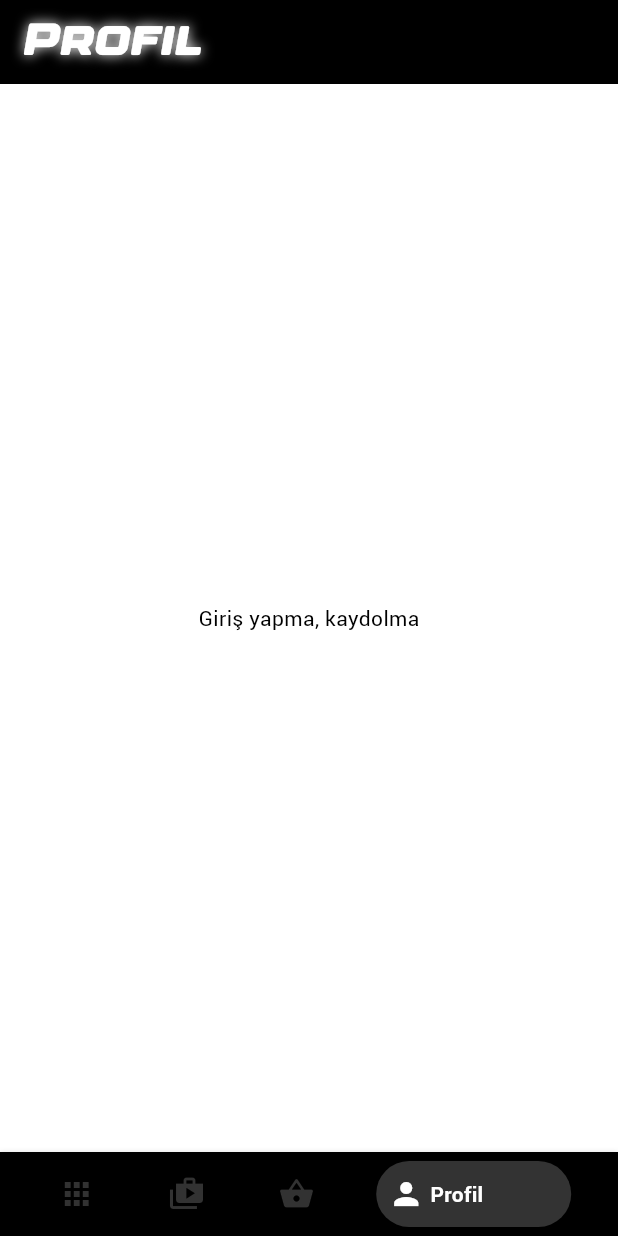
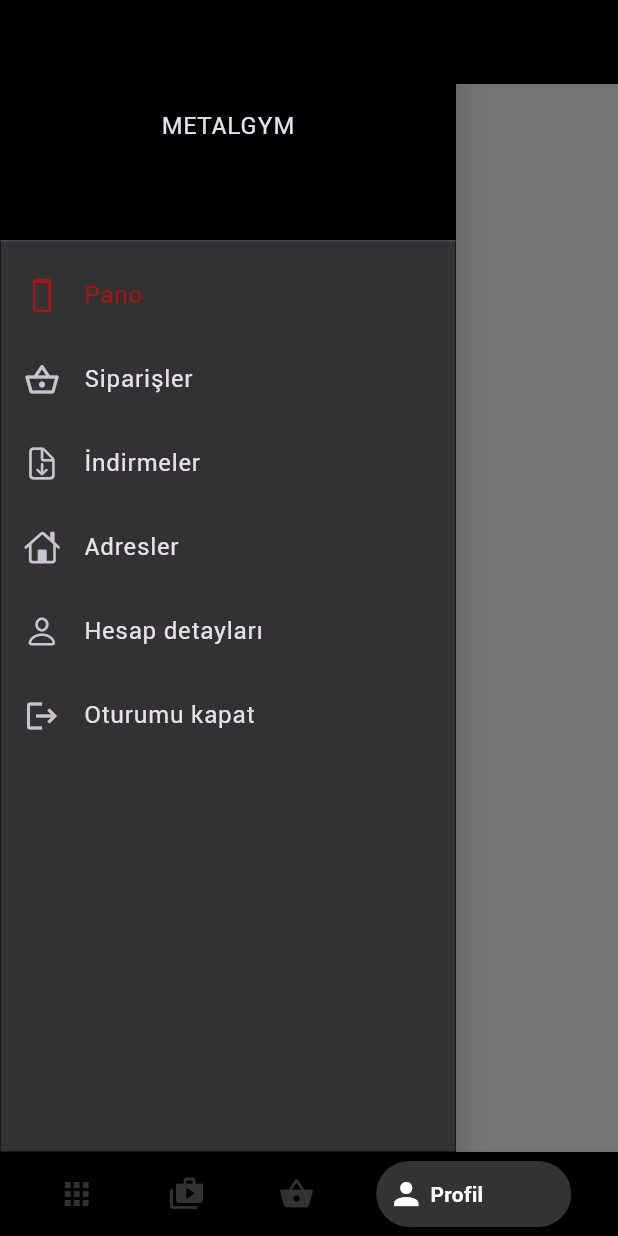
Before and after one commit to baturalpkahveci/flutter-metal-gym, a Flutter app: the screen it shows after launch, item 4 of the bottom bar chosen, with the side drawer open (before the commit the screen has no drawer), on a phone screen of 412 x 824 dp. Run offline on Flutter 3.47's test engine with Material 3 defaults, Android fonts, the phone set to English and light mode, and no system bars; drawn by our look-alikes of bottom_navy_bar; our stand-ins replace flutter_dotenv, flutter_login; network calls fail.

Commit message:
Profile Changes
Login page widget and profile page widget is implemented further. There is no ui navigation or functions yet.

```diff
--- a/lib/main.dart
+++ b/lib/main.dart
@@ -8,7 +8,6 @@ import 'package:flutter_dotenv/flutter_dotenv.dart';
 Future<void> main() async{
   WidgetsFlutterBinding.ensureInitialized(); // Ensure Flutter bindings are initialized
   await dotenv.load(fileName: ".env"); // Load the .env file
-  print(dotenv.env); // Debug: Print loaded variables
   runApp(const MyApp());
 }
 
--- a/lib/pages/home.dart
+++ b/lib/pages/home.dart
@@ -2,6 +2,7 @@ import 'package:bottom_navy_bar/bottom_navy_bar.dart';
 import 'package:flutter/material.dart';
 import 'package:metal_gym_mobile_application/core/app_colors.dart';
 import 'package:metal_gym_mobile_application/pages/categories.dart';
+import 'package:metal_gym_mobile_application/pages/log_in.dart';
 import 'package:metal_gym_mobile_application/pages/profile.dart';
 import 'package:metal_gym_mobile_application/pages/shop.dart';
 import 'package:metal_gym_mobile_application/pages/shopping_cart.dart';
@@ -42,7 +43,8 @@ class _HomePageState extends State<HomePage> {
             CategoriesPage(),
             ShopPage(),
             ShoppingCart(),
-            ProfilePage()
+            ProfilePage(),
+            //LoginScreen()
           ],
         ),
       ),
--- a/lib/pages/profile.dart
+++ b/lib/pages/profile.dart
@@ -1,4 +1,6 @@
+import 'package:flutter/cupertino.dart';
 import 'package:flutter/material.dart';
+import 'package:metal_gym_mobile_application/core/app_colors.dart';
 
 class ProfilePage extends StatelessWidget {
   const ProfilePage({super.key});
@@ -9,11 +11,50 @@ class ProfilePage extends StatelessWidget {
         appBar: AppBar(
           title: Text("Profil"),
         ),
-        body:  Center(
-          child: Text(
-            "Giriş yapma, kaydolma",
+        drawer: Drawer(
+          child: ListView(
+            children: [
+              DrawerHeader(
+                  child: Center(
+                    child: Text("METALGYM"),
+                  ),
+                decoration: BoxDecoration(color: AppColors.primary),
+              ),
+              ListTile(
+                leading: Icon(CupertinoIcons.device_phone_portrait),
+                title: Text("Pano"),
+                onTap: () {
 
+                },
+                selectedColor: AppColors.highlighted,
+                selected: true,
+              ),
+              ListTile(
+                leading: Icon(Icons.shopping_basket_outlined),
+                title: Text("Siparişler"),
+              ),
+              ListTile(
+                leading: Icon(CupertinoIcons.arrow_down_doc),
+                title: Text("İndirmeler"),
+              ),
+              ListTile(
+                leading: Icon(CupertinoIcons.home),
+                title: Text("Adresler"),
+              ),
+              ListTile(
+                leading: Icon(CupertinoIcons.person),
+                title: Text("Hesap detayları"),
+              ),
+              ListTile(
+                leading: Icon(Icons.logout),
+                title: Text("Oturumu kapat"),
+              )
+            ],
           ),
+          shape: Border.all(width: 0),
+          shadowColor: Colors.black,
+          elevation: 10,
+          backgroundColor: AppColors.secondary,
         ),
     );
   }
--- a/pubspec.yaml
+++ b/pubspec.yaml
@@ -41,6 +41,7 @@ dependencies:
   flutter_dotenv: ^5.0.2
   http: ^1.2.2
   provider: ^6.1.2
+  flutter_login: ^5.0.0
 
 dev_dependencies:
   flutter_test:
```
Also changed, not shown: lib/pages/log_in.dart (added, +62 -0 lines), pubspec.lock.
